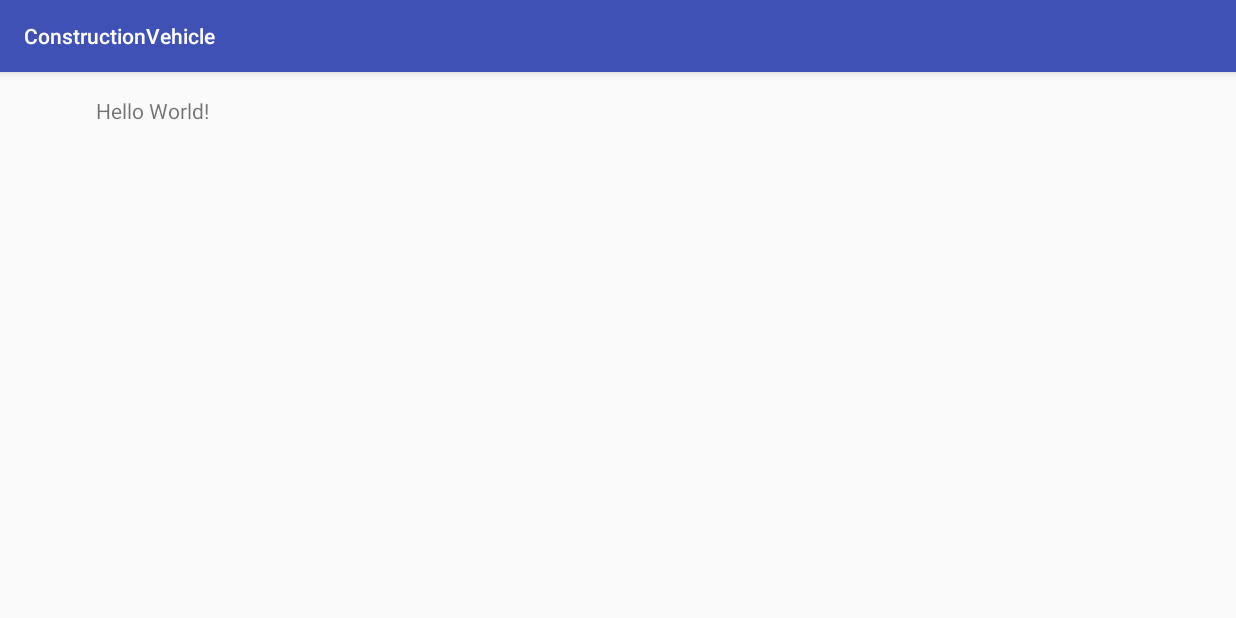
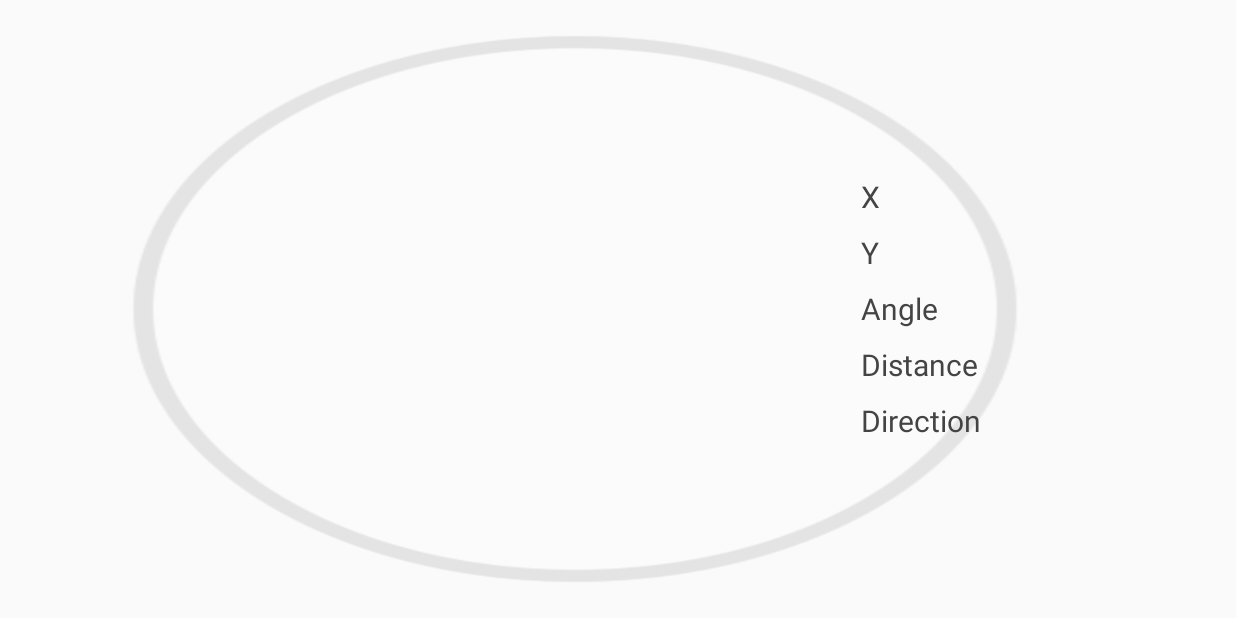
Before and after one commit to SonhnLab/ConstructionVehicle, an Android app: the screen it shows after launch (MainActivity), on a phone screen of 824 x 412 dp (held sideways). Run offline under Robolectric (Android 15) with nearby library versions, the phone set to English and light mode, and no system bars.

Commit message:
Add joystick activity

```diff
--- a/app/src/main/java/com/sonhnlab/pc/constructionvehicle/MainActivity.java
+++ /dev/null
@@ -1,13 +0,0 @@
-package com.sonhnlab.pc.constructionvehicle;
-
-import android.support.v7.app.AppCompatActivity;
-import android.os.Bundle;
-
-public class MainActivity extends AppCompatActivity {
-
-    @Override
-    protected void onCreate(Bundle savedInstanceState) {
-        super.onCreate(savedInstanceState);
-        setContentView(R.layout.activity_main);
-    }
-}
--- /dev/null
+++ b/app/src/main/java/com/sonhnlab/pc/constructionvehicle/activities/MainActivity.java
@@ -0,0 +1,82 @@
+package com.sonhnlab.pc.constructionvehicle.activities;
+
+import android.app.Activity;
+import android.os.Bundle;
+import android.view.MotionEvent;
+import android.view.View;
+import android.widget.RelativeLayout;
+import android.widget.TextView;
+
+import com.sonhnlab.pc.constructionvehicle.R;
+import com.sonhnlab.pc.constructionvehicle.entities.Joystick;
+
+public class MainActivity extends Activity {
+
+    RelativeLayout mLayout;
+    Joystick mJoystick;
+    TextView tv_x, tv_y, tv_angle, tv_distance, tv_direction;
+
+    @Override
+    protected void onCreate(Bundle savedInstanceState) {
+        super.onCreate(savedInstanceState);
+        setContentView(R.layout.activity_main);
+
+        tv_x = (TextView) findViewById(R.id.tv_x);
+        tv_y = (TextView) findViewById(R.id.tv_y);
+        tv_angle = (TextView) findViewById(R.id.tv_angle);
+        tv_distance = (TextView) findViewById(R.id.tv_distance);
+        tv_direction = (TextView) findViewById(R.id.tv_direction);
+
+        mLayout = (RelativeLayout)findViewById(R.id.layout_joystick);
+
+        mJoystick = new Joystick(getApplicationContext(), mLayout, R.drawable.button_control);
+        mJoystick.setStickSize(400, 400);
+        mJoystick.setLayoutSize(1000, 1000);
+        mJoystick.setLayoutAlpha(150);
+        mJoystick.setStickAlpha(100);
+        mJoystick.setOffset(200);
+        mJoystick.setMinimumDistance(50);
+
+        mLayout.setOnTouchListener(new View.OnTouchListener() {
+            @Override
+            public boolean onTouch(View view, MotionEvent motionEvent) {
+                mJoystick.drawStick(motionEvent);
+                if (motionEvent.getAction() == MotionEvent.ACTION_DOWN
+                        || motionEvent.getAction() == MotionEvent.ACTION_MOVE) {
+                    tv_x.setText("X: " + String.valueOf(mJoystick.getX()));
+                    tv_y.setText("Y: " + String.valueOf(mJoystick.getY()));
+                    tv_angle.setText("Angle: " + String.valueOf(mJoystick.getAngle()));
+                    tv_distance.setText("Distance: " + String.valueOf(mJoystick.getDistance()));
+
+                    int direction = mJoystick.get8Direction();
+                    if(direction == Joystick.STICK_UP) {
+                        tv_direction.setText("Direction : Up");
+                    } else if(direction == Joystick.STICK_UPRIGHT) {
+                        tv_direction.setText("Direction : Up Right");
+                    } else if(direction == Joystick.STICK_RIGHT) {
+                        tv_direction.setText("Direction : Right");
+                    } else if(direction == Joystick.STICK_DOWNRIGHT) {
+                        tv_direction.setText("Direction : Down Right");
+                    } else if(direction == Joystick.STICK_DOWN) {
+                        tv_direction.setText("Direction : Down");
+                    } else if(direction == Joystick.STICK_DOWNLEFT) {
+                        tv_direction.setText("Direction : Down Left");
+                    } else if(direction == Joystick.STICK_LEFT) {
+                        tv_direction.setText("Direction : Left");
+                    } else if(direction == Joystick.STICK_UPLEFT) {
+                        tv_direction.setText("Direction : Up Left");
+                    } else if(direction == Joystick.STICK_NONE) {
+                        tv_direction.setText("Direction : Center");
+                    }
+                } else if (motionEvent.getAction() == MotionEvent.ACTION_UP) {
+                    tv_x.setText("X :");
+                    tv_y.setText("Y :");
+                    tv_angle.setText("Angle :");
+                    tv_distance.setText("Distance :");
+                    tv_direction.setText("Direction :");
+                }
+                return true;
+            }
+        });
+    }
+}
--- /dev/null
+++ b/app/src/main/java/com/sonhnlab/pc/constructionvehicle/entities/Joystick.java
@@ -0,0 +1,232 @@
+package com.sonhnlab.pc.constructionvehicle.entities;
+
+import android.content.Context;
+import android.graphics.Bitmap;
+import android.graphics.BitmapFactory;
+import android.graphics.Canvas;
+import android.graphics.Paint;
+import android.view.MotionEvent;
+import android.view.View;
+import android.view.ViewGroup;
+
+/**
+ * Created by PC on 9/29/2016.
+ */
+public class Joystick {
+
+    //region Properties
+
+    public static final int STICK_NONE = 0;
+    public static final int STICK_UP = 1;
+    public static final int STICK_UPRIGHT = 2;
+    public static final int STICK_RIGHT = 3;
+    public static final int STICK_DOWNRIGHT = 4;
+    public static final int STICK_DOWN = 5;
+    public static final int STICK_DOWNLEFT = 6;
+    public static final int STICK_LEFT = 7;
+    public static final int STICK_UPLEFT = 8;
+
+    private int STICK_ALPHA = 200;
+    private int LAYOUT_ALPHA = 200;
+    private int OFFSET = 0;
+
+    private Context mContext;
+
+    private ViewGroup mLayout;
+
+    private ViewGroup.LayoutParams params;
+
+    private int stick_width, stick_height;
+
+    private int position_x = 0, position_y = 0, min_distance = 0;
+    private float distance = 0, angle = 0;
+
+    private DrawCanvas draw;
+
+    private Paint paint;
+
+    private Bitmap stick;
+
+    private boolean touch_state = false;
+
+    //endregion
+
+    //region Construction
+    public Joystick (Context context, ViewGroup layout, int stick_res_id) {
+
+        mContext = context;
+
+        stick = BitmapFactory.decodeResource(mContext.getResources(), stick_res_id);
+
+        stick_width = stick.getWidth();
+        stick_height = stick.getHeight();
+
+        draw = new DrawCanvas(mContext);
+        paint = new Paint();
+        mLayout = layout;
+        params = mLayout.getLayoutParams();
+    }
+
+    //endregion
+
+    //region Public method
+
+    public void drawStick(MotionEvent motionEvent) {
+
+        position_x = (int) (motionEvent.getX() - (params.width / 2));
+        position_y = (int) (motionEvent.getY() - (params.height / 2));
+        distance = (float) Math.sqrt(Math.pow(position_x, 2) + Math.pow(position_y, 2));
+        angle = (float) cal_angle(position_x, position_y);
+
+        if(motionEvent.getAction() == MotionEvent.ACTION_DOWN) {
+            if(distance <= (params.width / 2) - OFFSET) {
+                draw.position(motionEvent.getX(), motionEvent.getY());
+                draw();
+                touch_state = true;
+            }
+        } else if(motionEvent.getAction() == MotionEvent.ACTION_MOVE && touch_state) {
+            if(distance <= (params.width / 2) - OFFSET) {
+                draw.position(motionEvent.getX(), motionEvent.getY());
+                draw();
+            } else if(distance > (params.width / 2) - OFFSET){
+                float x = (float) (Math.cos(Math.toRadians(cal_angle(position_x, position_y)))
+                        * ((params.width / 2) - OFFSET));
+                float y = (float) (Math.sin(Math.toRadians(cal_angle(position_x, position_y)))
+                        * ((params.height / 2) - OFFSET));
+                x += (params.width / 2);
+                y += (params.height / 2);
+                draw.position(x, y);
+                draw();
+            } else {
+                mLayout.removeView(draw);
+            }
+        } else if(motionEvent.getAction() == MotionEvent.ACTION_UP) {
+            mLayout.removeView(draw);
+            touch_state = false;
+        }
+    }
+
+    public int getX() {
+        if(distance > min_distance && touch_state) {
+            return position_x;
+        }
+        return 0;
+    }
+
+    public int getY() {
+        if(distance > min_distance && touch_state) {
+            return position_y;
+        }
+        return 0;
+    }
+
+    public float getAngle() {
+        if(distance > min_distance && touch_state) {
+            return angle;
+        }
+        return 0;
+    }
+
+    public float getDistance() {
+        if(distance > min_distance && touch_state) {
+            return distance;
+        }
+        return 0;
+    }
+
+    public void setMinimumDistance(int minDistance) {
+        min_distance = minDistance;
+    }
+
+    public int get8Direction() {
+        if(distance > min_distance && touch_state) {
+            if(angle >= 247.5 && angle < 292.5 ) {
+                return STICK_UP;
+            } else if(angle >= 292.5 && angle < 337.5 ) {
+                return STICK_UPRIGHT;
+            } else if(angle >= 337.5 || angle < 22.5 ) {
+                return STICK_RIGHT;
+            } else if(angle >= 22.5 && angle < 67.5 ) {
+                return STICK_DOWNRIGHT;
+            } else if(angle >= 67.5 && angle < 112.5 ) {
+                return STICK_DOWN;
+            } else if(angle >= 112.5 && angle < 157.5 ) {
+                return STICK_DOWNLEFT;
+            } else if(angle >= 157.5 && angle < 202.5 ) {
+                return STICK_LEFT;
+            } else if(angle >= 202.5 && angle < 247.5 ) {
+                return STICK_UPLEFT;
+            }
+        } else if(distance <= min_distance && touch_state) {
+            return STICK_NONE;
+        }
+        return 0;
+    }
+
+    public void setOffset(int offset) {
+        OFFSET = offset;
+    }
+
+    public void setStickAlpha(int alpha) {
+        STICK_ALPHA = alpha;
+        paint.setAlpha(alpha);
+    }
+
+    public void setLayoutAlpha(int alpha) {
+        LAYOUT_ALPHA = alpha;
+        mLayout.getBackground().setAlpha(alpha);
+    }
+
+    public void setStickSize(int width, int height) {
+        stick = Bitmap.createScaledBitmap(stick, width, height, false);
+        stick_width = stick.getWidth();
+        stick_height = stick.getHeight();
+    }
+
+    public void setLayoutSize(int width, int height) {
+        params.width = width;
+        params.height = height;
+    }
+
+    //endregion
+
+    //region Private method
+
+    private double cal_angle(float x, float y) {
+        if(x >= 0 && y >= 0)
+            return Math.toDegrees(Math.atan(y / x));
+        else if(x < 0 && y >= 0)
+            return Math.toDegrees(Math.atan(y / x)) + 180;
+        else if(x < 0 && y < 0)
+            return Math.toDegrees(Math.atan(y / x)) + 180;
+        else if(x >= 0 && y < 0)
+            return Math.toDegrees(Math.atan(y / x)) + 360;
+        return 0;
+    }
+
+    private void draw() {
+        try {
+            mLayout.removeView(draw);
+        } catch (Exception e) { }
+        mLayout.addView(draw);
+    }
+
+    private class DrawCanvas extends View {
+        float x, y;
+
+        private DrawCanvas(Context mContext) {
+            super(mContext);
+        }
+
+        public void onDraw(Canvas canvas) {
+            canvas.drawBitmap(stick, x, y, paint);
+        }
+
+        private void position(float pos_x, float pos_y) {
+            x = pos_x - (stick_width / 2);
+            y = pos_y - (stick_height / 2);
+        }
+    }
+
+    //endregion
+}
--- a/app/src/main/res/layout/activity_main.xml
+++ b/app/src/main/res/layout/activity_main.xml
@@ -4,14 +4,72 @@
     xmlns:tools="http://schemas.android.com/tools"
     android:layout_width="match_parent"
     android:layout_height="match_parent"
-    android:paddingBottom="@dimen/activity_vertical_margin"
-    android:paddingLeft="@dimen/activity_horizontal_margin"
-    android:paddingRight="@dimen/activity_horizontal_margin"
-    android:paddingTop="@dimen/activity_vertical_margin"
-    tools:context="com.sonhnlab.pc.constructionvehicle.MainActivity">
+    tools:context=".activities.MainActivity">
 
-    <TextView
-        android:layout_width="wrap_content"
+
+    <RelativeLayout
+        android:id="@+id/layout_joystick"
+        android:layout_width="300dp"
+        android:layout_height="300dp"
+        android:layout_alignParentLeft="true"
+        android:layout_marginLeft="50dp"
+        android:layout_centerInParent="true"
+        android:background="@drawable/joystick" >
+    </RelativeLayout>
+
+    <LinearLayout
+        android:id="@+id/detail"
+        android:layout_width="250dp"
         android:layout_height="wrap_content"
-        android:text="Hello World!"/>
+        android:layout_alignParentRight="true"
+        android:layout_centerInParent="true"
+        android:orientation="vertical">
+
+        <TextView
+            android:id="@+id/tv_x"
+            android:layout_width="wrap_content"
+            android:layout_height="wrap_content"
+            android:layout_alignParentTop="true"
+            android:layout_marginBottom="10dp"
+            android:text="X"
+            android:textColor="#444444"
+            android:textSize="20dp" />
+        <TextView
+            android:id="@+id/tv_y"
+            android:layout_width="wrap_content"
+            android:layout_height="wrap_content"
+            android:layout_alignParentLeft="true"
+            android:layout_marginBottom="10dp"
+            android:text="Y"
+            android:textColor="#444444"
+            android:textSize="20dp" />
+        <TextView
+            android:id="@+id/tv_angle"
+            android:layout_width="wrap_content"
+            android:layout_height="wrap_content"
+            android:layout_alignParentLeft="true"
+            android:layout_marginBottom="10dp"
+            android:text="Angle"
+            android:textColor="#444444"
+            android:textSize="20dp" />
+        <TextView
+            android:id="@+id/tv_distance"
+            android:layout_width="wrap_content"
+            android:layout_height="wrap_content"
+            android:layout_alignParentLeft="true"
+            android:layout_marginBottom="10dp"
+            android:text="Distance"
+            android:textColor="#444444"
+            android:textSize="20dp" />
+        <TextView
+            android:id="@+id/tv_direction"
+            android:layout_width="wrap_content"
+            android:layout_height="wrap_content"
+            android:layout_alignParentLeft="true"
+            android:layout_below="@+id/textView3"
+            android:text="Direction"
+            android:textColor="#444444"
+            android:textSize="20dp" />
+
+    </LinearLayout>
 </RelativeLayout>
--- a/app/src/main/res/values/strings.xml
+++ b/app/src/main/res/values/strings.xml
@@ -1,3 +1,6 @@
+<?xml version="1.0" encoding="utf-8"?>
 <resources>
+
     <string name="app_name">ConstructionVehicle</string>
+
 </resources>
```
Also changed, not shown: app/src/main/AndroidManifest.xml (+8 -5 lines), app/src/main/res/drawable/button_control.png (added), app/src/main/res/drawable/image_button.jpg (added), app/src/main/res/drawable/image_button_bg.jpg (added), app/src/main/res/drawable/joystick.png (added).
